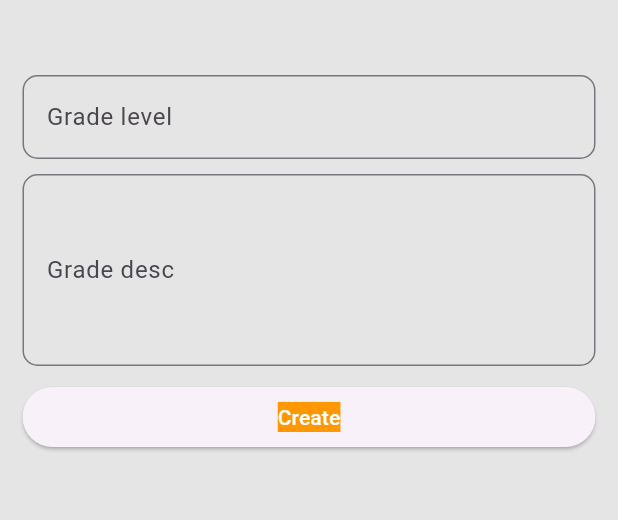
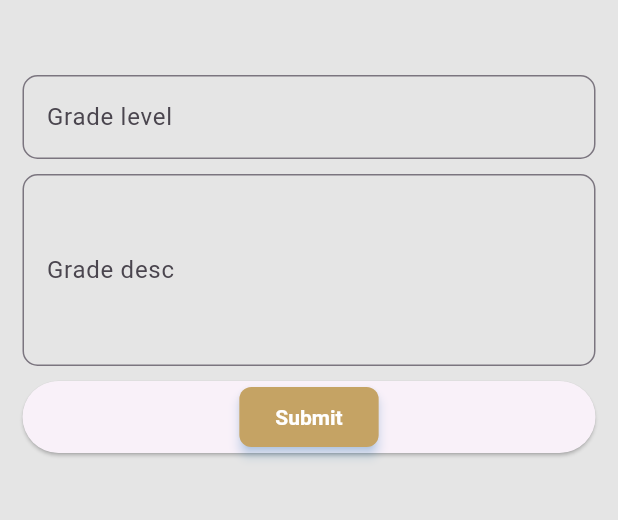
Before and after one commit to Eyobayie/PTE-flutter, a Flutter app: the GradelevelScreen screen opened by its route, after a tap on "Add new", on a phone screen of 412 x 824 dp, the part 84-604 px from its top. Run offline on Flutter 3.47's test engine with Material 3 defaults, Android fonts, the phone set to English and light mode, and no system bars; our stand-ins replace accordion; missing offline and left inert: custom_pop_up_menu; network calls fail.

Commit message:
help merge and edit for some

```diff
--- a/lib/main.dart
+++ b/lib/main.dart
@@ -80,7 +80,7 @@ class MyApp extends StatelessWidget {
           AcademicYearScreen.academicYearRoute: (context) =>
               const AcademicYearScreen(),
           NewGradeLevel.newgradelevelRoute: (context) => const NewGradeLevel(),
-          TeacherScree.teacherRoute: (context) => const TeacherScree(),
+          TeacherScreen.teacherRoute: (context) => const TeacherScreen(),
           TeacherRegistration.teacherRegistrationRoute: (context) =>
               const TeacherRegistration(),
           ParentScreen.parentRoute: (context) => const ParentScreen(),
--- a/lib/models/gradelevel.dart
+++ b/lib/models/gradelevel.dart
@@ -4,14 +4,13 @@ class Gradelevel {
   final int id;
   final String grade;
   final String? description;
-  final List<Section> sections;
+  final List<Section>? sections;
 
   Gradelevel(
       {required this.id,
       required this.grade,
       required this.description,
-      required this.sections
-      });
+      this.sections});
 
   factory Gradelevel.fromJson(Map<String, dynamic> json) {
     List<dynamic> sectionList = json['Sections'] ?? [];
--- a/lib/providers/ParentProvider.dart
+++ b/lib/providers/ParentProvider.dart
@@ -6,6 +6,9 @@ class ParentProvider extends ChangeNotifier {
   List<Parent> _parents = [];
 
   List<Parent> get parents => _parents;
+  String _error = '';
+
+  String get error => _error;
 
   Future<void> fetchParents() async {
     try {
--- a/lib/providers/TeacherProvider.dart
+++ b/lib/providers/TeacherProvider.dart
@@ -4,9 +4,10 @@ import 'package:parent_teacher_engagement_app/services/teacher/teacher.dart';
 
 class TeacherProvider extends ChangeNotifier {
   List<Teacher> _teachers = [];
-
+  String _error = '';
   List<Teacher> get teachers => _teachers;
-
+// set error
+  String get error => _error;
   // Method to fetch teachers
   Future<void> fetchTeachers() async {
     try {
--- a/lib/screens/gradelevel/gradeDetail.dart
+++ b/lib/screens/gradelevel/gradeDetail.dart
@@ -56,7 +56,7 @@ class GradeDetailScreen extends StatelessWidget {
                   const SizedBox(height: 20),
                   const Text('Sections:'),
                   Column(
-                    children: grade.sections.map((section) {
+                    children: grade.sections!.map((section) {
                       return Card(
                         color: CardConstants.backgroundColor,
                         elevation: CardConstants.elevationHeight,
--- a/lib/screens/gradelevel/gradelevel_screen.dart
+++ b/lib/screens/gradelevel/gradelevel_screen.dart
@@ -96,7 +96,7 @@ class _GradelevelScreenState extends State<GradelevelScreen> {
                                 color: Colors.amber[400],
                                 onPressed: () {
                                   Navigator.of(context).pushNamed(
-                                    NewDepartment.newDepartmentRoute,
+                                    NewGradeLevel.newgradelevelRoute,
                                     arguments: gradelevel,
                                   );
                                 },
--- a/lib/screens/gradelevel/new_grade.dart
+++ b/lib/screens/gradelevel/new_grade.dart
@@ -1,5 +1,7 @@
 import 'package:flutter/material.dart';
+import 'package:parent_teacher_engagement_app/models/gradelevel.dart';
 import 'package:parent_teacher_engagement_app/providers/GradelevelProvider.dart';
+import 'package:parent_teacher_engagement_app/widgets/sharedButton.dart';
 import 'package:provider/provider.dart';
 
 import '../../constants/appbar_constants.dart';
@@ -20,7 +22,21 @@ class _NewGradeLevelState extends State<NewGradeLevel> {
   final gradeController = TextEditingController();
   final descriptionController = TextEditingController();
   final GlobalKey<FormState> _formKey = GlobalKey<FormState>();
-  void saveForm() {
+
+  Gradelevel? gradelevel;
+
+  @override
+  void didChangeDependencies() {
+    super.didChangeDependencies();
+    final args = ModalRoute.of(context)?.settings.arguments;
+    if (args is Gradelevel) {
+      gradelevel = args;
+      gradeController.text = gradelevel?.grade ?? '';
+      descriptionController.text = gradelevel?.description ?? '';
+    }
+  }
+
+  void saveForm() async {
     final isValid = _formKey.currentState!.validate();
     if (!isValid) {
       return;
@@ -29,6 +45,25 @@ class _NewGradeLevelState extends State<NewGradeLevel> {
 
     final String enteredGrade = gradeController.text.trim();
     final String enteredDescription = descriptionController.text.trim();
+
+    if (gradelevel == null) {
+      // create new department
+      try {
+        await Provider.of<GradelevelProvider>(context, listen: false)
+            .createGradelevelProvider(enteredGrade, enteredDescription);
+      } catch (error) {
+        print('Error creating gradelevel: $error');
+      }
+    } else {
+      // Update existing grade level
+      try {
+        await Provider.of<GradelevelProvider>(context, listen: false)
+            .updateGradelevelProvider(
+                gradelevel!.id, enteredGrade, enteredDescription);
+      } catch (error) {
+        print('Error updating gradelevel: $error');
+      }
+    }
 
     Provider.of<GradelevelProvider>(context, listen: false)
         .createGradelevelProvider(enteredGrade, enteredDescription)
@@ -46,8 +81,8 @@ class _NewGradeLevelState extends State<NewGradeLevel> {
     return Scaffold(
       backgroundColor: ScaffoldConstants.backgroundColor,
       appBar: AppBar(
-        title: const Text(
-          'Add new gradelevels',
+        title: Text(
+          gradelevel == null ? 'Add new gradelevels' : 'Update gradelevel',
           style: AppBarConstants.textStyle,
         ),
         backgroundColor: AppBarConstants.backgroundColor,
@@ -107,15 +142,11 @@ class _NewGradeLevelState extends State<NewGradeLevel> {
               const SizedBox(height: 10),
               ElevatedButton(
                 onPressed: saveForm,
-                child: const Padding(
-                  padding: EdgeInsets.symmetric(horizontal: 10, vertical: 5),
-                  child: Text(
-                    "Create",
-                    style: TextStyle(
-                      color: Colors.white,
-                      backgroundColor: Colors.orange,
-                    ),
-                  ),
+                child: SharedButton(
+                  onPressed: () {
+                    saveForm();
+                  },
+                  text: gradelevel == null ? 'Submit' : 'Update',
                 ),
               ),
             ],
--- a/lib/widgets/mainDrawer.dart
+++ b/lib/widgets/mainDrawer.dart
@@ -37,7 +37,7 @@ class MainDrawer extends StatelessWidget {
           sideBar(context, 'Departments', const Icon(Icons.home),
               DepartmentPage.departmentRoute),
           sideBar(context, 'Teachers', const Icon(Icons.person),
-              TeacherScree.teacherRoute),
+              TeacherScreen.teacherRoute),
           sideBar(context, 'Parents', const Icon(Icons.people),
               ParentScreen.parentRoute),
           sideBar(context, 'Grades', const Icon(Icons.star),
```
Also changed, not shown: lib/providers/GradelevelProvider.dart (+17 -0 lines), lib/screens/parent/parent_screen.dart (+64 -27 lines), lib/screens/teacher/teacher_screen.dart (+67 -30 lines).
